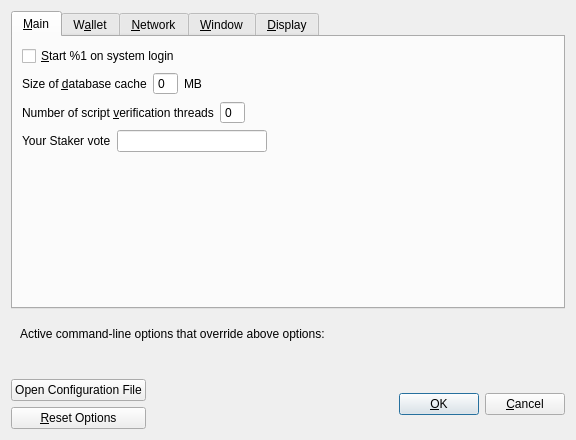
First picture: the form in src/qt/forms/optionsdialog.ui, repository Ankh-Trust/electrum-core, before the edit.
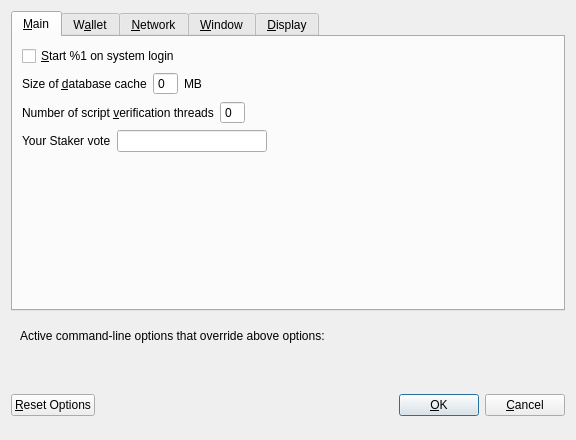
Second picture: the form after the edit. Custom widgets are drawn as their Qt base class.

Commit message: move openConfEditor from optionsDialog to tools

The edit to the form file:
```diff
--- a/src/qt/forms/optionsdialog.ui
+++ b/src/qt/forms/optionsdialog.ui
@@ -793,19 +793,6 @@
     <layout class="QHBoxLayout" name="horizontalLayout_Buttons">
      <item>
       <layout class="QVBoxLayout" name="verticalLayout_Buttons">
-       <item>
-        <widget class="QPushButton" name="openElectrumConfButton">
-         <property name="toolTip">
-          <string>Open the %1 configuration file from the working directory.</string>
-         </property>
-         <property name="text">
-          <string>Open Configuration File</string>
-         </property>
-         <property name="autoDefault">
-          <bool>false</bool>
-         </property>
-        </widget>
-       </item>
        <item>
         <widget class="QPushButton" name="resetButton">
          <property name="toolTip">
```
The commit also changes 6 other files.
